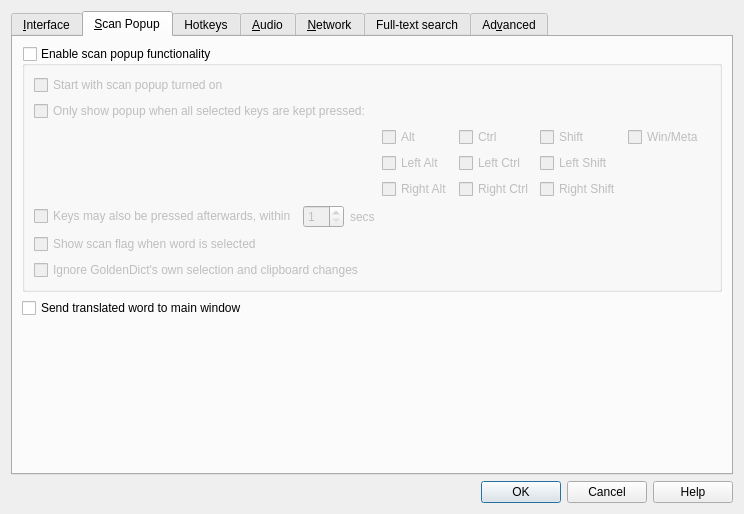
Old version of the form preferences.ui in the repository xiaoyifang/goldendict-ng.
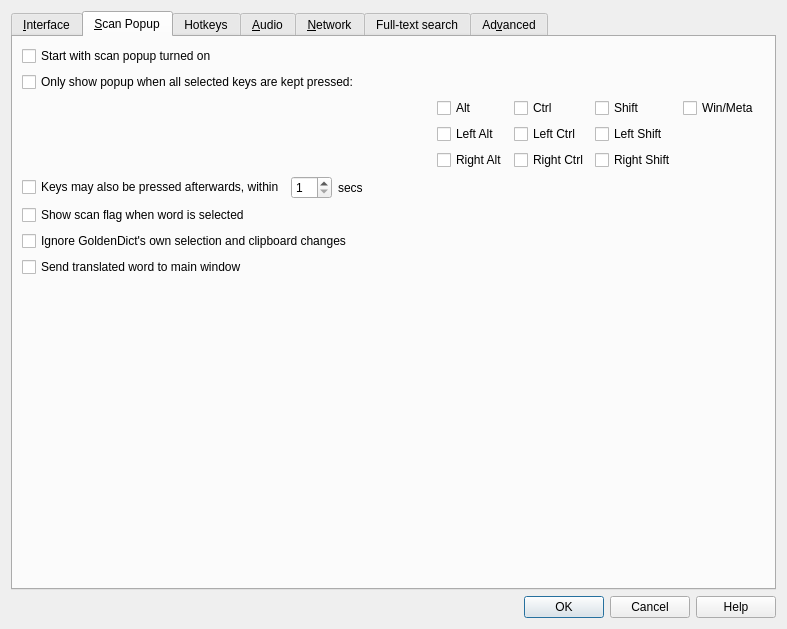
New version of the form. The open tabs and pages were chosen to show the change. Icons and pictures are not drawn. Custom widgets are drawn as their Qt base class.

Commit message:
Remove enableScanPopup: Complete. Remove from config file and ui file
At here, all code working exactly same as before
The only change is that ScanPopup always enabled for all users

Diff of the .ui file:
```diff
--- a/preferences.ui
+++ b/preferences.ui
@@ -6,8 +6,8 @@
    <rect>
     <x>0</x>
     <y>0</y>
-    <width>744</width>
-    <height>506</height>
+    <width>787</width>
+    <height>629</height>
    </rect>
   </property>
   <property name="windowTitle">
@@ -424,24 +424,6 @@
       </attribute>
       <layout class="QVBoxLayout" name="verticalLayout_10">
        <item>
-        <widget class="QGroupBox" name="enableScanPopup">
-         <property name="toolTip">
-          <string>When enabled, a translation popup window would be shown each time
-you point your mouse on any word on the screen (Windows) or select
-any word with mouse (Linux). When enabled, you can switch it on and
-off from main window or tray icon.</string>
-         </property>
-         <property name="title">
-          <string>Enable scan popup functionality</string>
-         </property>
-         <property name="checkable">
-          <bool>true</bool>
-         </property>
-         <property name="checked">
-          <bool>false</bool>
-         </property>
-         <layout class="QVBoxLayout" name="verticalLayout_4">
-          <item>
            <widget class="QCheckBox" name="startWithScanPopupOn">
             <property name="toolTip">
              <string>Chooses whether the scan popup mode is on by default or not. If checked,
@@ -719,9 +701,6 @@
             </property>
            </widget>
           </item>
-         </layout>
-        </widget>
-       </item>
        <item>
         <widget class="QCheckBox" name="scanToMainWindow">
          <property name="toolTip">
```
Left out of the diff: 4 changed lines with no effect on the pictures. Lines whose indentation alone changed are shown as unchanged. The commit also changes 4 other files.
